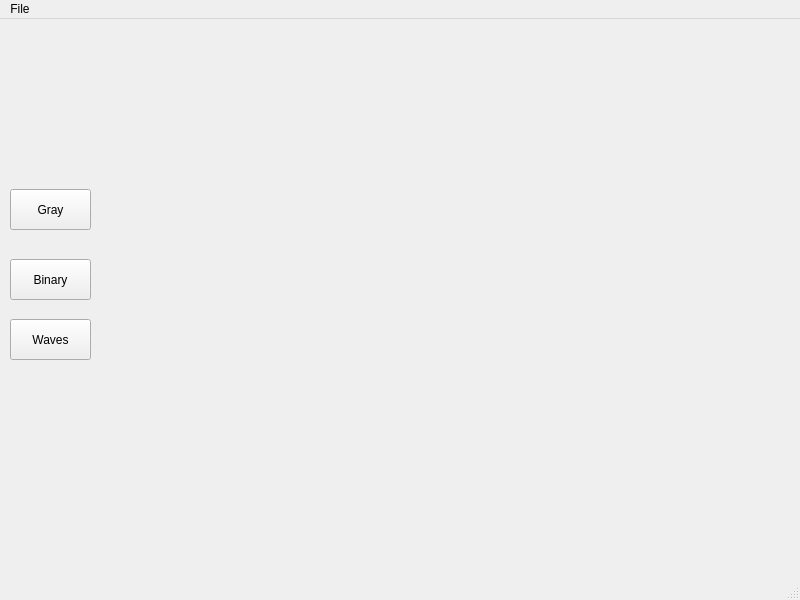
dangost/image-processing, file imgp/mainwindow.ui: the form before one commit.
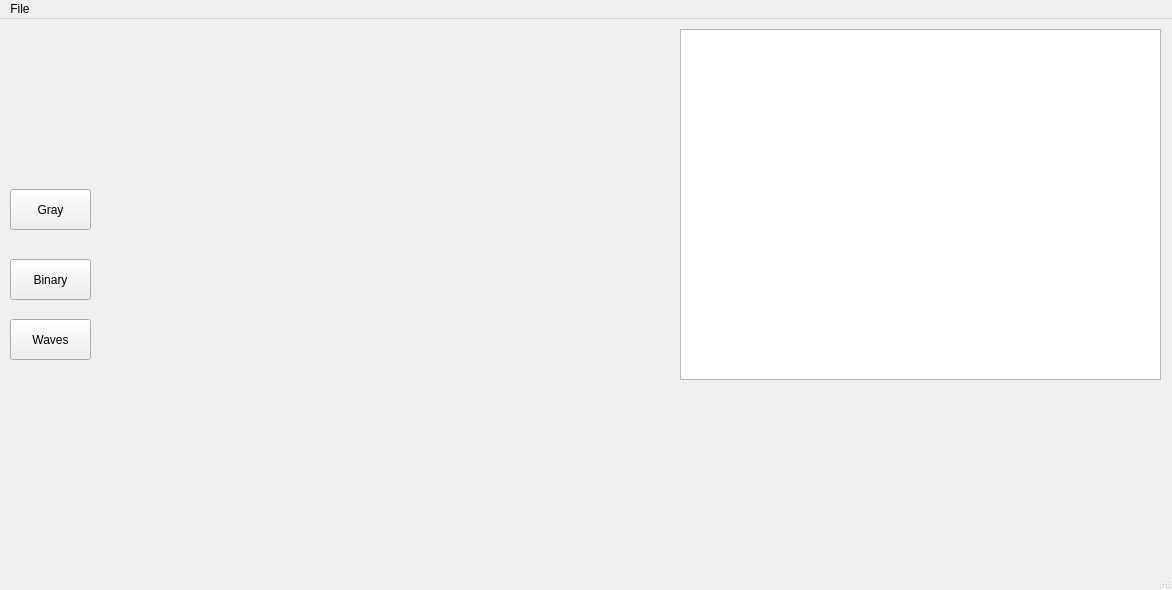
The form after the commit.

Commit message: add tableview widget

```diff
--- a/imgp/mainwindow.ui
+++ b/imgp/mainwindow.ui
@@ -6,8 +6,8 @@
    <rect>
     <x>0</x>
     <y>0</y>
-    <width>800</width>
-    <height>600</height>
+    <width>1172</width>
+    <height>590</height>
    </rect>
   </property>
   <property name="windowTitle">
@@ -30,9 +30,9 @@
    <widget class="QLabel" name="imageLabel">
     <property name="geometry">
      <rect>
-      <x>210</x>
+      <x>130</x>
       <y>10</y>
-      <width>561</width>
+      <width>501</width>
       <height>511</height>
      </rect>
     </property>
@@ -66,13 +66,23 @@
      <string>Waves</string>
     </property>
    </widget>
+   <widget class="QTableWidget" name="outputTableWidget">
+    <property name="geometry">
+     <rect>
+      <x>680</x>
+      <y>10</y>
+      <width>481</width>
+      <height>351</height>
+     </rect>
+    </property>
+   </widget>
   </widget>
   <widget class="QMenuBar" name="menubar">
    <property name="geometry">
     <rect>
      <x>0</x>
      <y>0</y>
-     <width>800</width>
+     <width>1172</width>
      <height>21</height>
     </rect>
    </property>
```
The commit also changes 5 other files.
